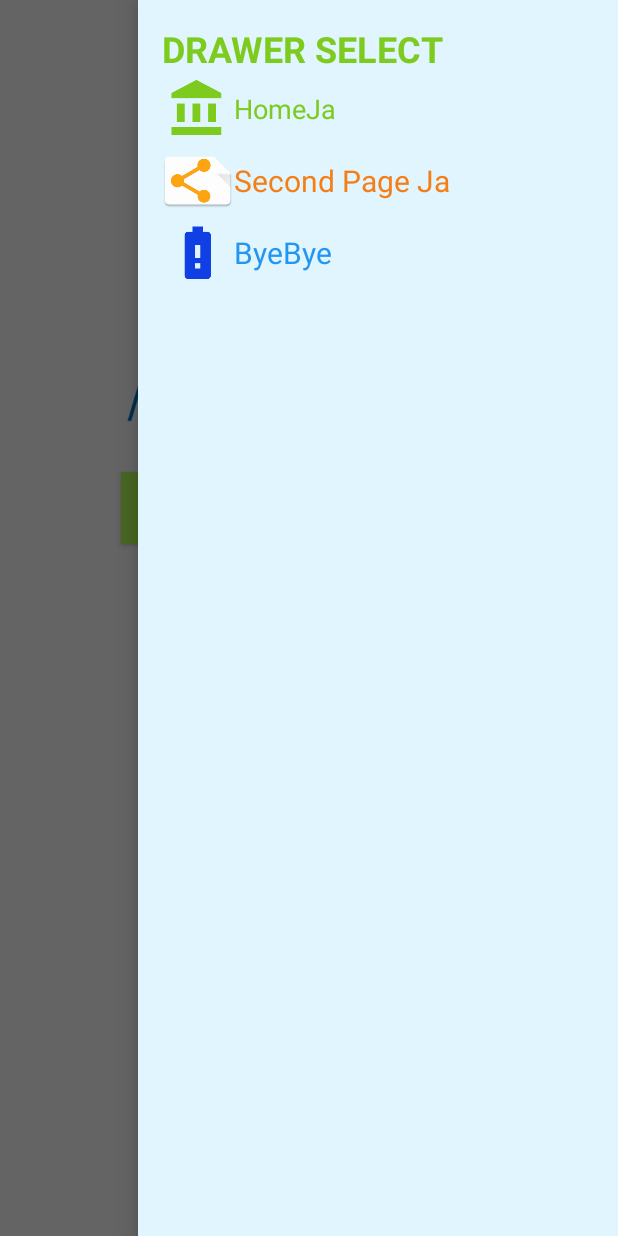
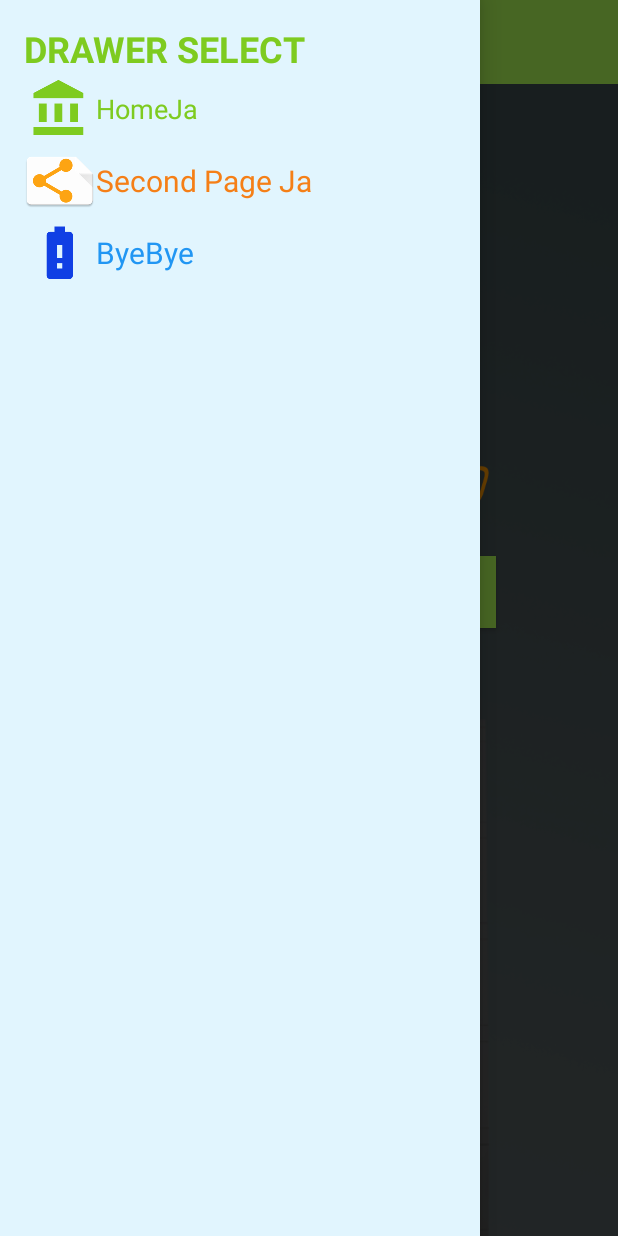
Before and after one commit to TheOA5679/MyEASYSERVICE, an Android app: the fragment SecondFragment placed in its activity, with the side drawer open, on a phone screen of 412 x 824 dp. Run offline under Robolectric (Android 15) with nearby library versions, the light colour scheme and no system bars.

Commit message:
Completed = DAY2

```diff
--- a/app/src/main/AndroidManifest.xml
+++ b/app/src/main/AndroidManifest.xml
@@ -1,6 +1,9 @@
 <?xml version="1.0" encoding="utf-8"?>
 <manifest xmlns:android="http://schemas.android.com/apk/res/android"
     package="app.mellowso.thakorn.myeasyservice">
+
+    <uses-permission android:name="android.permission.READ_EXTERNAL_STORAGE"/>
+
 
     <application
         android:allowBackup="true"
@@ -9,7 +12,7 @@
         android:roundIcon="@mipmap/ic_launcher_round"
         android:supportsRtl="true"
         android:theme="@style/AppTheme">
-        <activity android:name=".MainActivity">
+        <activity android:name=".MainActivity" android:screenOrientation="portrait">
             <intent-filter>
                 <action android:name="android.intent.action.MAIN" />
 
--- a/app/src/main/java/app/mellowso/thakorn/myeasyservice/MainActivity.java
+++ b/app/src/main/java/app/mellowso/thakorn/myeasyservice/MainActivity.java
@@ -1,16 +1,25 @@
 package app.mellowso.thakorn.myeasyservice;
 
+import android.content.res.Configuration;
+import android.graphics.drawable.RippleDrawable;
+import android.support.annotation.Nullable;
 import android.support.v4.widget.DrawerLayout;
+import android.support.v7.app.ActionBarDrawerToggle;
 import android.support.v7.app.AppCompatActivity;
 import android.os.Bundle;
+import android.support.v7.widget.Toolbar;
+import android.view.MenuItem;
 import android.view.View;
 import android.widget.Button;
 import android.widget.TextView;
 
 import app.mellowso.thakorn.myeasyservice.fragment.MainFragment;
+import app.mellowso.thakorn.myeasyservice.fragment.SecondFragment;
 
 public class MainActivity extends AppCompatActivity {
-private DrawerLayout drawerLayout;
+    private DrawerLayout drawerLayout;
+    private ActionBarDrawerToggle actionBarDrawerToggle;
+    private Toolbar toolbar;
 
 
     @Override
@@ -25,11 +34,56 @@ private DrawerLayout drawerLayout;
         SetupDRAWER();
 
         // text CONTROLLER
-
         textCONTROLLER();
 
+        // Create TOOLBAR
+        createTOOLBAR();
 
-  } // main class
+
+
+  } // main method
+
+    @Override
+    public boolean onOptionsItemSelected(MenuItem item) {
+
+        if (actionBarDrawerToggle.onOptionsItemSelected(item)) {
+            return true;
+        }
+        return super.onOptionsItemSelected(item);
+
+        }
+
+
+    @Override
+    public void onConfigurationChanged(Configuration newConfig) {
+        super.onConfigurationChanged(newConfig);
+
+        actionBarDrawerToggle.onConfigurationChanged(newConfig);
+    }
+
+    @Override
+    protected void onPostCreate(@Nullable Bundle savedInstanceState) {
+        super.onPostCreate(savedInstanceState);
+
+        actionBarDrawerToggle.syncState();
+
+    }
+
+    private void createTOOLBAR() {
+        toolbar = (Toolbar) findViewById(R.id.toolbarmain1);
+        setSupportActionBar(toolbar);
+
+        actionBarDrawerToggle = new ActionBarDrawerToggle(
+                MainActivity.this,
+                drawerLayout,
+                R.string.open,
+                R.string.close
+
+        );
+       drawerLayout.setDrawerListener(actionBarDrawerToggle);
+        getSupportActionBar().setHomeButtonEnabled(true);
+        getSupportActionBar().setDisplayHomeAsUpEnabled(true);
+    }
 
     private void textCONTROLLER() {
         TextView maintextview = (TextView) findViewById(R.id.txtMainFragment);
@@ -42,6 +96,9 @@ private DrawerLayout drawerLayout;
             @Override
             public void onClick(View v) {
                 drawerLayout.closeDrawers();
+                getSupportFragmentManager().beginTransaction()
+                        .replace(R.id.contentgfragmentmain, new MainFragment())
+                        .commit();
 
             }
         });
@@ -52,6 +109,9 @@ private DrawerLayout drawerLayout;
             @Override
             public void onClick(View v) {
                 drawerLayout.closeDrawers();
+                getSupportFragmentManager().beginTransaction()
+                        .replace(R.id.contentgfragmentmain, new SecondFragment())
+                        .commit();
 
             }
         });
@@ -62,6 +122,8 @@ private DrawerLayout drawerLayout;
             @Override
             public void onClick(View v) {
                 drawerLayout.closeDrawers();
+                finish();
+
 
             }
         });
--- a/app/src/main/java/app/mellowso/thakorn/myeasyservice/fragment/SecondFragment.java
+++ b/app/src/main/java/app/mellowso/thakorn/myeasyservice/fragment/SecondFragment.java
@@ -1,5 +1,9 @@
 package app.mellowso.thakorn.myeasyservice.fragment;
 
+import android.content.Intent;
+import android.graphics.Bitmap;
+import android.graphics.BitmapFactory;
+import android.net.Uri;
 import android.os.Bundle;
 import android.support.annotation.Nullable;
 import android.support.v4.app.Fragment;
@@ -7,6 +11,8 @@ import android.view.LayoutInflater;
 import android.view.View;
 import android.view.ViewGroup;
 import android.widget.Button;
+import android.widget.ImageView;
+import android.widget.Toast;
 
 import app.mellowso.thakorn.myeasyservice.R;
 
@@ -16,6 +22,8 @@ import app.mellowso.thakorn.myeasyservice.R;
 
 
 public class SecondFragment extends Fragment{
+    private ImageView imageView;
+
 
     @Override
     public void onActivityCreated(@Nullable Bundle savedInstanceState) {
@@ -24,8 +32,49 @@ public class SecondFragment extends Fragment{
         // Back CONTROLLER
         backCONTROLLER();
 
+        //Image controller
+        imageController();
 
     }// main method
+
+    @Override
+    public void onActivityResult(int requestCode,
+                                 int resultCode,
+                                 Intent data) {
+        super.onActivityResult(requestCode, resultCode, data);
+        if (resultCode == getActivity().RESULT_OK) {
+
+            try {
+                Uri uri = data.getData();
+                Bitmap bitmap = BitmapFactory
+                        .decodeStream(getActivity().getContentResolver().openInputStream(uri));
+
+                imageView.setImageBitmap(bitmap);
+
+            } catch (Exception e) {
+                e.printStackTrace();
+                getActivity();
+
+            }
+
+        } else {
+            Toast.makeText(getActivity(),"Why not Select Image", Toast.LENGTH_SHORT).show();
+
+        }
+
+    }
+
+    private void imageController() {
+        imageView = getView().findViewById(R.id.imvMellow);
+        imageView.setOnClickListener(new View.OnClickListener() {
+            @Override
+            public void onClick(View v) {
+                Intent intent = new Intent(Intent.ACTION_GET_CONTENT);
+                intent.setType("image/*");
+                startActivityForResult(Intent.createChooser(intent,"Please Select Ja"),1);
+            }
+        });
+    }
 
     private void backCONTROLLER() {
         Button button = getView().findViewById(R.id.btnBackward);
--- a/app/src/main/res/layout/activity_main.xml
+++ b/app/src/main/res/layout/activity_main.xml
@@ -8,6 +8,12 @@
     android:layout_height="match_parent"
     tools:context="app.mellowso.thakorn.myeasyservice.MainActivity">
 
+    <ImageView
+        android:scaleType="centerCrop"
+        android:src="@drawable/bg"
+        android:layout_width="match_parent"
+        android:layout_height="match_parent" />
+
 
     <!--CONTENT-->
     <LinearLayout
@@ -16,6 +22,13 @@
         android:layout_height="match_parent">
 
         <!--toolbar-->
+        <android.support.v7.widget.Toolbar
+            android:id="@+id/toolbarmain1"
+            android:layout_width="match_parent"
+            android:layout_height="?attr/actionBarSize"
+            android:background="@color/colorPrimary"
+            app:theme="@style/ThemeOverlay.AppCompat.Dark.ActionBar"/>
+
 
 
 
@@ -29,10 +42,12 @@
 
     </LinearLayout>
 
+
+
     <!--Drawer MENU-->
     <LinearLayout
         android:padding="@dimen/margin"
-        android:layout_gravity="end"
+        android:layout_gravity="start"
         android:background="#e1f5fe"
         android:orientation="vertical"
         android:layout_width="320dp"
--- a/app/src/main/res/layout/fragment_second.xml
+++ b/app/src/main/res/layout/fragment_second.xml
@@ -17,6 +17,7 @@
 
     <!--IMAGE-->
     <ImageView
+        android:id="@+id/imvMellow"
         android:src="@drawable/mellowso"
         android:layout_width="@dimen/icon2"
         android:layout_height="@dimen/icon2"
--- a/app/src/main/res/values/strings.xml
+++ b/app/src/main/res/values/strings.xml
@@ -2,4 +2,7 @@
     <string name="app_name">My EASY SERVICE</string>
     <string name="name">Process Creation</string>
     <string name="name2">SUCCESS</string>
+    <string name="open">OpenJA</string>
+    <string name="close">CloseJA</string>
+
 </resources>
```
Also changed, not shown: app/src/main/ic_launcher-web.png (added), app/src/main/res/drawable/bg.png (added), app/src/main/res/mipmap-hdpi/ic_launcher.png, app/src/main/res/mipmap-mdpi/ic_launcher.png, app/src/main/res/mipmap-xhdpi/ic_launcher.png, app/src/main/res/mipmap-xxhdpi/ic_launcher.png, app/src/main/res/mipmap-xxxhdpi/ic_launcher.png.
